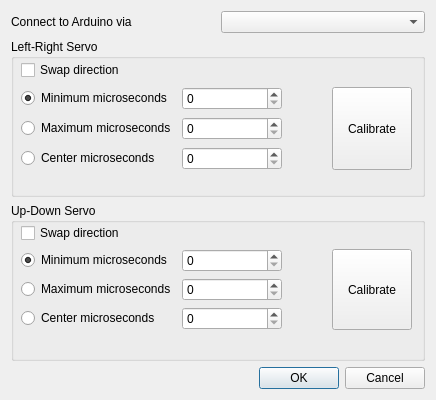
Above: app/ui/SettingsDialog.ui from mdmitr/arduino-thermal-camera before the change. Below: the same form after it.
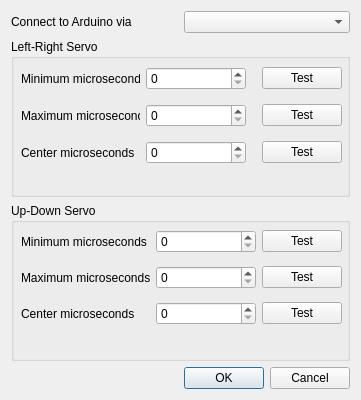
That is the form after the change.

Patch:
```diff
--- a/app/ui/SettingsDialog.ui
+++ b/app/ui/SettingsDialog.ui
@@ -6,7 +6,7 @@
    <rect>
     <x>0</x>
     <y>0</y>
-    <width>436</width>
+    <width>361</width>
     <height>400</height>
    </rect>
   </property>
@@ -58,29 +58,15 @@
          <rect>
           <x>10</x>
           <y>20</y>
-          <width>391</width>
+          <width>321</width>
           <height>115</height>
          </rect>
         </property>
         <layout class="QGridLayout" name="gridLayout_2">
-         <item row="2" column="0">
-          <widget class="QRadioButton" name="rb_lrMax">
-           <property name="text">
-            <string>Maximum microseconds</string>
-           </property>
-          </widget>
-         </item>
-         <item row="2" column="1">
+         <item row="1" column="1">
           <widget class="QSpinBox" name="spin_lrMax"/>
          </item>
-         <item row="0" column="0">
-          <widget class="QCheckBox" name="cb_lrSwap">
-           <property name="text">
-            <string>Swap direction</string>
-           </property>
-          </widget>
-         </item>
-         <item row="1" column="1">
+         <item row="0" column="1">
           <widget class="QSpinBox" name="spin_lrMin">
            <property name="sizePolicy">
             <sizepolicy hsizetype="Minimum" vsizetype="Fixed">
@@ -96,49 +82,64 @@
            </property>
           </widget>
          </item>
-         <item row="1" column="0">
-          <widget class="QRadioButton" name="rb_lrMin">
-           <property name="text">
-            <string>Minimum microseconds</string>
-           </property>
-           <property name="checked">
-            <bool>true</bool>
-           </property>
-          </widget>
-         </item>
-         <item row="1" column="2">
+         <item row="0" column="2">
           <spacer name="horizontalSpacer">
            <property name="orientation">
             <enum>Qt::Horizontal</enum>
            </property>
+           <property name="sizeType">
+            <enum>QSizePolicy::MinimumExpanding</enum>
+           </property>
            <property name="sizeHint" stdset="0">
             <size>
-             <width>40</width>
+             <width>10</width>
              <height>20</height>
             </size>
            </property>
           </spacer>
          </item>
-         <item row="3" column="0">
-          <widget class="QRadioButton" name="rb_lrCenter">
-           <property name="text">
-            <string>Center microseconds</string>
-           </property>
-          </widget>
-         </item>
-         <item row="3" column="1">
+         <item row="2" column="1">
           <widget class="QSpinBox" name="spin_lrCenter"/>
          </item>
-         <item row="1" column="3" rowspan="3">
-          <widget class="QPushButton" name="btn_lrCalibrate">
-           <property name="sizePolicy">
-            <sizepolicy hsizetype="Minimum" vsizetype="Minimum">
-             <horstretch>0</horstretch>
-             <verstretch>0</verstretch>
-            </sizepolicy>
+         <item row="0" column="3">
+          <widget class="QPushButton" name="pb_test_lrMin">
+           <property name="text">
+            <string>Test</string>
            </property>
+          </widget>
+         </item>
+         <item row="2" column="3">
+          <widget class="QPushButton" name="pb_test_lrCenter">
            <property name="text">
-            <string>Calibrate</string>
+            <string>Test</string>
+           </property>
+          </widget>
+         </item>
+         <item row="1" column="3">
+          <widget class="QPushButton" name="pb_test_lrMax">
+           <property name="text">
+            <string>Test</string>
+           </property>
+          </widget>
+         </item>
+         <item row="0" column="0">
+          <widget class="QLabel" name="label_2">
+           <property name="text">
+            <string>Minimum microseconds</string>
+           </property>
+          </widget>
+         </item>
+         <item row="1" column="0">
+          <widget class="QLabel" name="label_3">
+           <property name="text">
+            <string>Maximum microseconds</string>
+           </property>
+          </widget>
+         </item>
+         <item row="2" column="0">
+          <widget class="QLabel" name="label_4">
+           <property name="text">
+            <string>Center microseconds</string>
            </property>
           </widget>
          </item>
@@ -160,35 +161,28 @@
          <rect>
           <x>10</x>
           <y>20</y>
-          <width>391</width>
+          <width>321</width>
           <height>109</height>
          </rect>
         </property>
         <layout class="QGridLayout" name="gridLayout_3">
-         <item row="0" column="0">
-          <widget class="QCheckBox" name="cb_udSwap">
-           <property name="text">
-            <string>Swap direction</string>
-           </property>
-          </widget>
-         </item>
-         <item row="1" column="2">
-          <spacer name="horizontalSpacer_2">
-           <property name="orientation">
-            <enum>Qt::Horizontal</enum>
-           </property>
-           <property name="sizeHint" stdset="0">
-            <size>
-             <width>40</width>
-             <height>20</height>
-            </size>
-           </property>
-          </spacer>
-         </item>
-         <item row="2" column="1">
+         <item row="1" column="1">
           <widget class="QSpinBox" name="spin_udMax"/>
          </item>
-         <item row="1" column="1">
+         <item row="0" column="2">
+          <spacer name="horizontalSpacer_2">
+           <property name="orientation">
+            <enum>Qt::Horizontal</enum>
+           </property>
+           <property name="sizeHint" stdset="0">
+            <size>
+             <width>10</width>
+             <height>20</height>
+            </size>
+           </property>
+          </spacer>
+         </item>
+         <item row="0" column="1">
           <widget class="QSpinBox" name="spin_udMin">
            <property name="sizePolicy">
             <sizepolicy hsizetype="Minimum" vsizetype="Fixed">
@@ -204,43 +198,48 @@
            </property>
           </widget>
          </item>
-         <item row="2" column="0">
-          <widget class="QRadioButton" name="rb_udMax">
-           <property name="text">
-            <string>Maximum microseconds</string>
-           </property>
-          </widget>
-         </item>
-         <item row="1" column="0">
-          <widget class="QRadioButton" name="rb_udMin">
-           <property name="text">
-            <string>Minimum microseconds</string>
-           </property>
-           <property name="checked">
-            <bool>true</bool>
-           </property>
-          </widget>
-         </item>
-         <item row="3" column="0">
-          <widget class="QRadioButton" name="rb_udCenter">
-           <property name="text">
-            <string>Center microseconds</string>
-           </property>
-          </widget>
-         </item>
-         <item row="3" column="1">
+         <item row="2" column="1">
           <widget class="QSpinBox" name="spin_udCenter"/>
          </item>
-         <item row="1" column="3" rowspan="3">
-          <widget class="QPushButton" name="btn_udCalibrate">
-           <property name="sizePolicy">
-            <sizepolicy hsizetype="Minimum" vsizetype="Minimum">
-             <horstretch>0</horstretch>
-             <verstretch>0</verstretch>
-            </sizepolicy>
+         <item row="2" column="3">
+          <widget class="QPushButton" name="pb_test_udCenter">
+           <property name="text">
+            <string>Test</string>
            </property>
+          </widget>
+         </item>
+         <item row="1" column="3">
+          <widget class="QPushButton" name="pb_test_udMax">
            <property name="text">
-            <string>Calibrate</string>
+            <string>Test</string>
+           </property>
+          </widget>
+         </item>
+         <item row="0" column="3">
+          <widget class="QPushButton" name="pb_test_udMin">
+           <property name="text">
+            <string>Test</string>
+           </property>
+          </widget>
+         </item>
+         <item row="0" column="0">
+          <widget class="QLabel" name="label_5">
+           <property name="text">
+            <string>Minimum microseconds</string>
+           </property>
+          </widget>
+         </item>
+         <item row="1" column="0">
+          <widget class="QLabel" name="label_6">
+           <property name="text">
+            <string>Maximum microseconds</string>
+           </property>
+          </widget>
+         </item>
+         <item row="2" column="0">
+          <widget class="QLabel" name="label_7">
+           <property name="text">
+            <string>Center microseconds</string>
            </property>
           </widget>
          </item>
```
